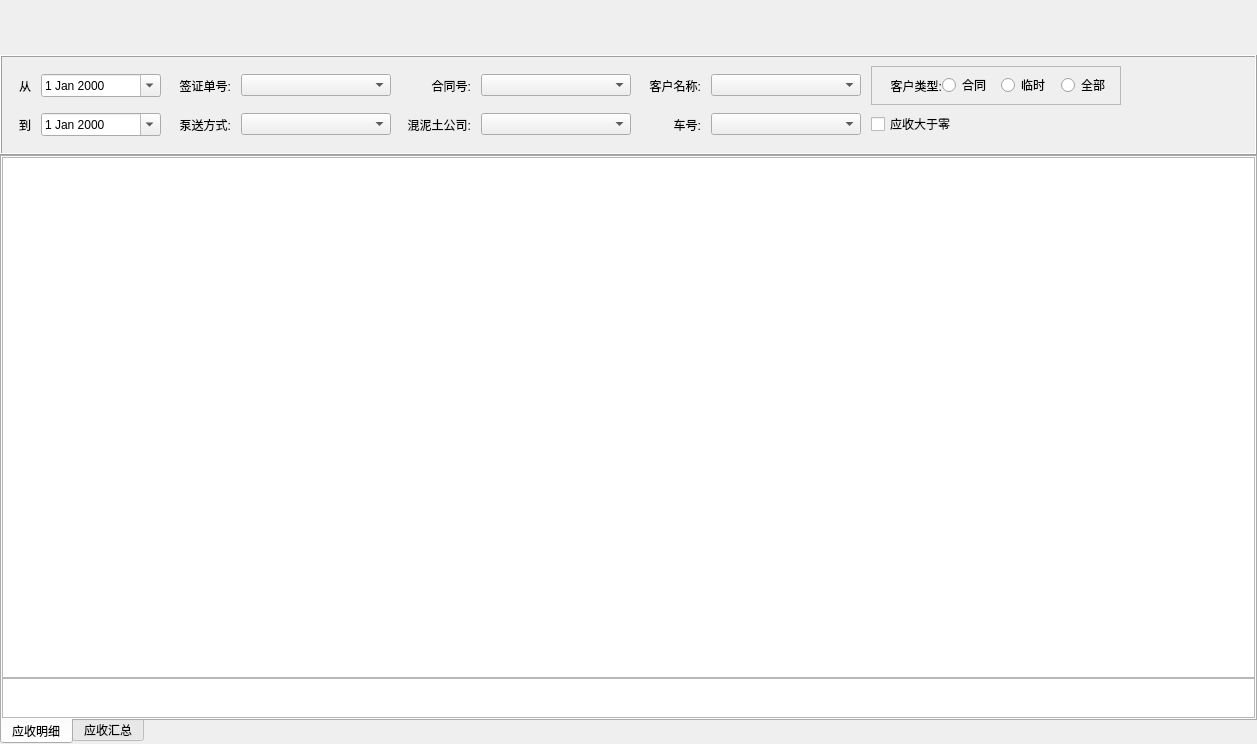
This is CarRentalManagement/ui/tabwidget/receivablewidget.ui in longcp/CarRentalManagement as Qt 5 draws it before an edit. The edited form follows.
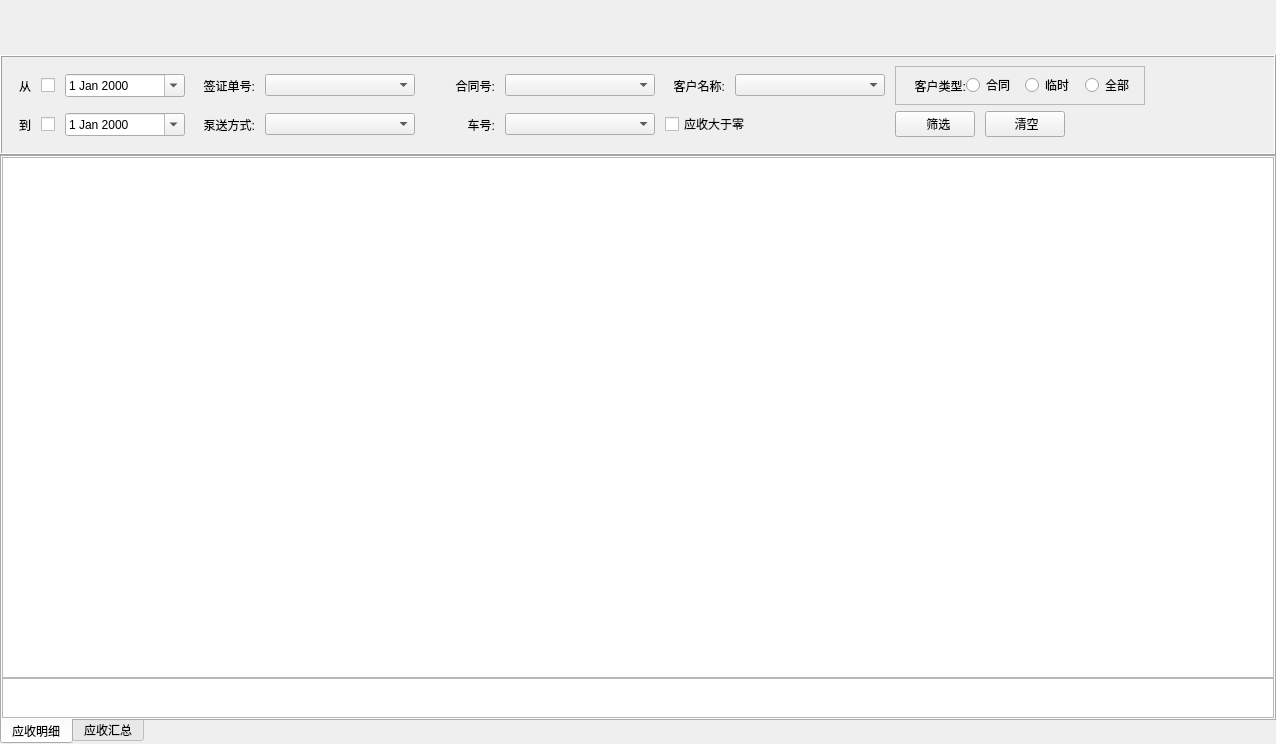
This is the edited form.

Commit message: 应收与实收界面：筛选功能相关

Patch:
```diff
--- a/CarRentalManagement/ui/tabwidget/receivablewidget.ui
+++ b/CarRentalManagement/ui/tabwidget/receivablewidget.ui
@@ -6,7 +6,7 @@
    <rect>
     <x>0</x>
     <y>0</y>
-    <width>1257</width>
+    <width>1276</width>
     <height>744</height>
    </rect>
   </property>
@@ -129,6 +129,13 @@
            </property>
           </widget>
          </item>
+         <item>
+          <widget class="QCheckBox" name="fromDateCb">
+           <property name="text">
+            <string/>
+           </property>
+          </widget>
+         </item>
          <item>
           <widget class="QDateEdit" name="fromDateEdit">
            <property name="minimumSize">
@@ -379,6 +386,13 @@
            </property>
           </widget>
          </item>
+         <item>
+          <widget class="QCheckBox" name="toDateCb">
+           <property name="text">
+            <string/>
+           </property>
+          </widget>
+         </item>
          <item>
           <widget class="QDateEdit" name="toDateEdit">
            <property name="minimumSize">
@@ -436,55 +450,17 @@
            </property>
           </widget>
          </item>
-         <item>
-          <widget class="QLabel" name="label_4">
-           <property name="minimumSize">
-            <size>
-             <width>70</width>
-             <height>0</height>
-            </size>
-           </property>
-           <property name="maximumSize">
-            <size>
-             <width>70</width>
-             <height>16777215</height>
-            </size>
-           </property>
-           <property name="text">
-            <string>混泥土公司:</string>
-           </property>
-           <property name="alignment">
-            <set>Qt::AlignRight|Qt::AlignTrailing|Qt::AlignVCenter</set>
-           </property>
-          </widget>
-         </item>
-         <item>
-          <widget class="QComboBox" name="comboBox_3">
-           <property name="minimumSize">
-            <size>
-             <width>150</width>
-             <height>0</height>
-            </size>
-           </property>
-           <property name="maximumSize">
-            <size>
-             <width>150</width>
-             <height>16777215</height>
-            </size>
-           </property>
-          </widget>
-         </item>
          <item>
           <widget class="QLabel" name="carNumLabel">
            <property name="minimumSize">
             <size>
-             <width>60</width>
+             <width>70</width>
              <height>0</height>
             </size>
            </property>
            <property name="maximumSize">
             <size>
-             <width>60</width>
+             <width>70</width>
              <height>16777215</height>
             </size>
            </property>
@@ -514,11 +490,62 @@
          </item>
          <item>
           <widget class="QCheckBox" name="receivableCheckBox">
+           <property name="minimumSize">
+            <size>
+             <width>220</width>
+             <height>0</height>
+            </size>
+           </property>
+           <property name="maximumSize">
+            <size>
+             <width>220</width>
+             <height>16777215</height>
+            </size>
+           </property>
            <property name="text">
             <string>应收大于零</string>
            </property>
           </widget>
          </item>
+         <item>
+          <widget class="QPushButton" name="screeningBtn">
+           <property name="minimumSize">
+            <size>
+             <width>0</width>
+             <height>0</height>
+            </size>
+           </property>
+           <property name="text">
+            <string>  筛选</string>
+           </property>
+          </widget>
+         </item>
+         <item>
+          <widget class="QPushButton" name="clearBtn">
+           <property name="minimumSize">
+            <size>
+             <width>0</width>
+             <height>0</height>
+            </size>
+           </property>
+           <property name="text">
+            <string> 清空</string>
+           </property>
+          </widget>
+         </item>
+         <item>
+          <spacer name="horizontalSpacer_2">
+           <property name="orientation">
+            <enum>Qt::Horizontal</enum>
+           </property>
+           <property name="sizeHint" stdset="0">
+            <size>
+             <width>40</width>
+             <height>20</height>
+            </size>
+           </property>
+          </spacer>
+         </item>
         </layout>
        </widget>
       </item>
```
The commit also changes 6 other files.
